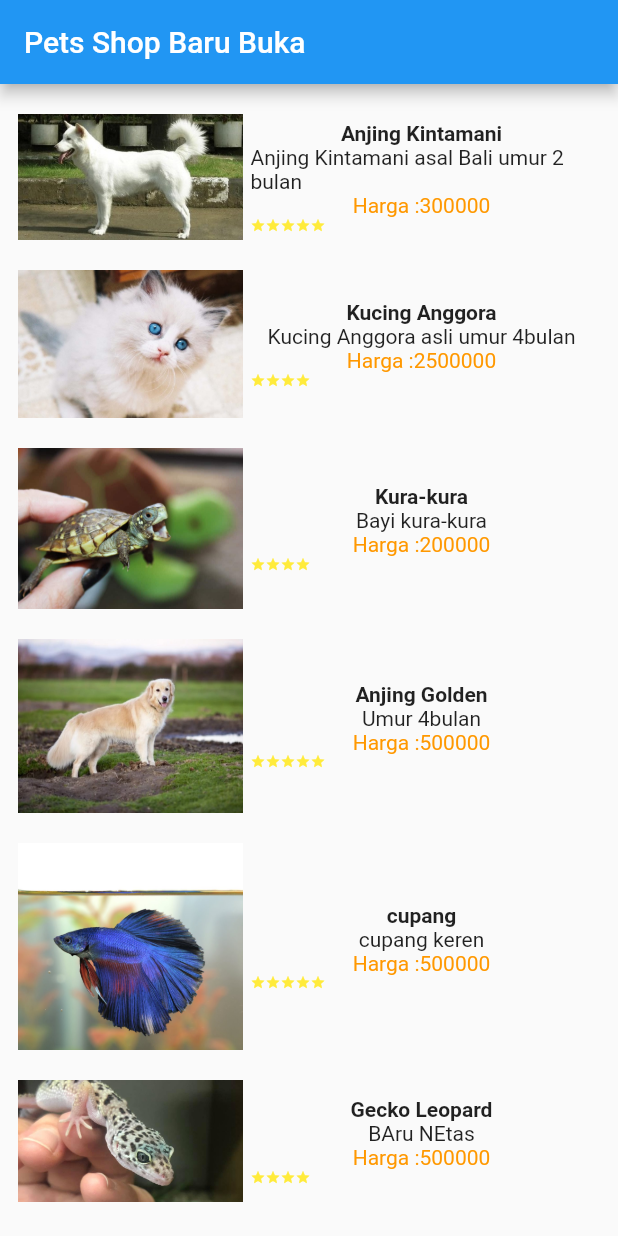
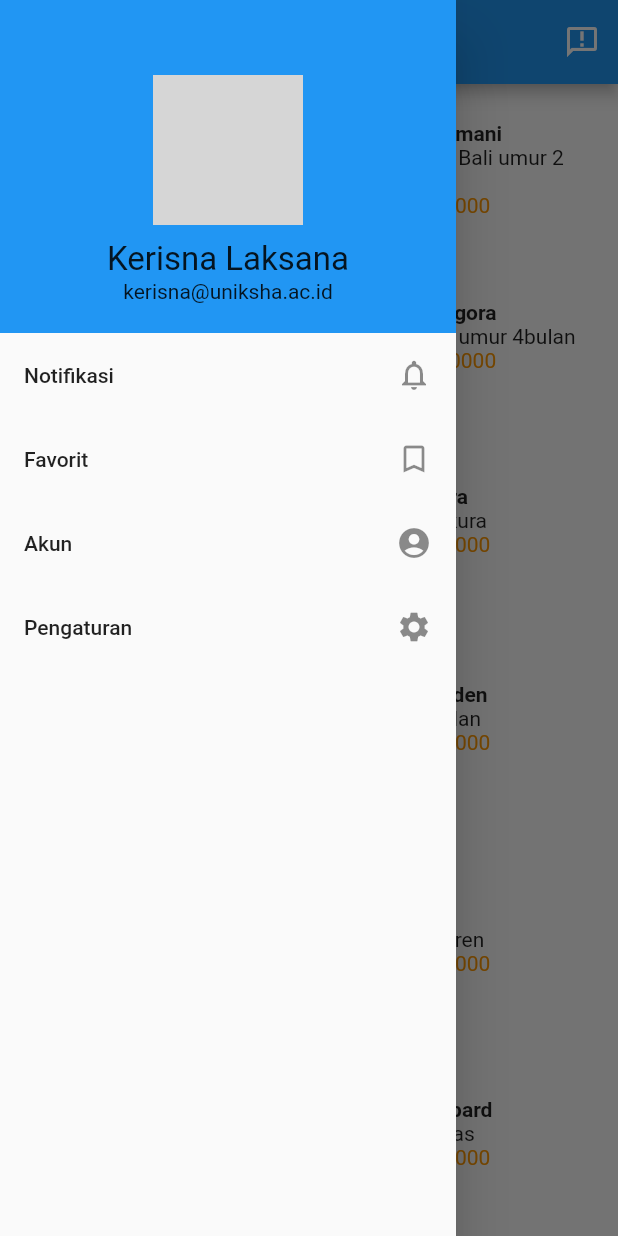
Before and after one commit to kerisnalaksana/Pemorgaman-Mobile, a Flutter app: the screen it shows after launch, with the side drawer open (before the commit the screen has no drawer), on a phone screen of 412 x 824 dp. Run offline on Flutter 3.47's test engine with Material 2 defaults, Android fonts, the phone set to English and light mode, and no system bars; grey boxes are pictures that could not be loaded.

Commit message:
Add files via upload

```diff
--- /dev/null
+++ b/lib/drawer.dart
@@ -0,0 +1,64 @@
+import 'package:flutter/material.dart';
+
+class MainDrawer extends StatelessWidget {
+  @override
+  Widget build(BuildContext context) {
+    return Drawer(
+      child: Column(
+        children: <Widget>[
+          Container(
+            width: double.infinity,
+            padding: EdgeInsets.all(20),
+            color: Theme.of(context).primaryColor,
+            child: Center(
+              child: Column(
+                children: <Widget>[
+                  Container(
+                    width: 100,
+                    height: 100,
+                    margin: EdgeInsets.only(
+                      top: 30,
+                      bottom: 10,
+                    ),
+                    decoration: BoxDecoration(
+                      shape: BoxShape.circle,
+                      image: DecorationImage(
+                          image: AssetImage('assets/appimages/bio.jpeg'),
+                          fit: BoxFit.fill),
+                    ),
+                  ),
+                  Text(
+                    'Kerisna Laksana',
+                    style: TextStyle(
+                      fontSize: 22,
+                    ),
+                  ),
+                  Text(
+                    'kerisna@uniksha.ac.id',
+                    style: TextStyle(),
+                  ),
+                ],
+              ),
+            ),
+          ),
+          new ListTile(
+            title: new Text('Notifikasi'),
+            trailing: new Icon(Icons.notifications_none),
+          ),
+          new ListTile(
+            title: new Text('Favorit'),
+            trailing: new Icon(Icons.bookmark_border),
+          ),
+          new ListTile(
+            title: new Text('Akun'),
+            trailing: new Icon(Icons.account_circle),
+          ),
+          new ListTile(
+            title: new Text('Pengaturan'),
+            trailing: new Icon(Icons.settings),
+          ),
+        ],
+      ),
+    );
+  }
+}
--- a/lib/main.dart
+++ b/lib/main.dart
@@ -1,6 +1,7 @@
 import 'package:flutter/material.dart';
 
-import 'detail_produk.dart';
+import './detail_produk.dart';
+import './drawer.dart';
 
 void main() => runApp(MyApp());
 
@@ -18,7 +19,23 @@ class MyHomePage extends StatelessWidget {
   @override
   Widget build(BuildContext context) {
     return Scaffold(
-      appBar: AppBar(title: Text("Pets Shop Baru Buka")),
+      appBar: new AppBar(
+        title: Row(
+          mainAxisAlignment: MainAxisAlignment.center,
+          children: <Widget>[
+            Text("Beranda"),
+          ],
+        ),
+        actions: <Widget>[
+          IconButton(
+              icon: Icon(Icons.announcement_outlined),
+              onPressed: () {
+                print(
+                    'Pet Shop adalah sebuah aplikasi untuk jual beli hewan yang bisa dipelihara');
+              }),
+        ],
+      ),
+      drawer: MainDrawer(),
       body: ListView(
         shrinkWrap: true,
         padding: const EdgeInsets.fromLTRB(2, 10, 2, 10),
```
